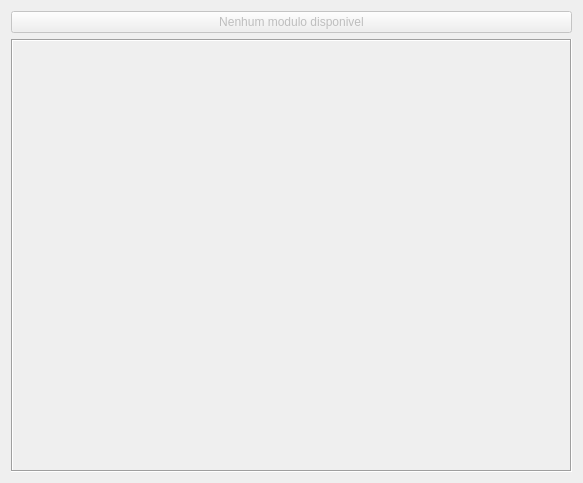
This is mainwindow.ui in ruisebastiao/KPPQtAutomation as Qt 5 draws it before an edit. The edited form follows.
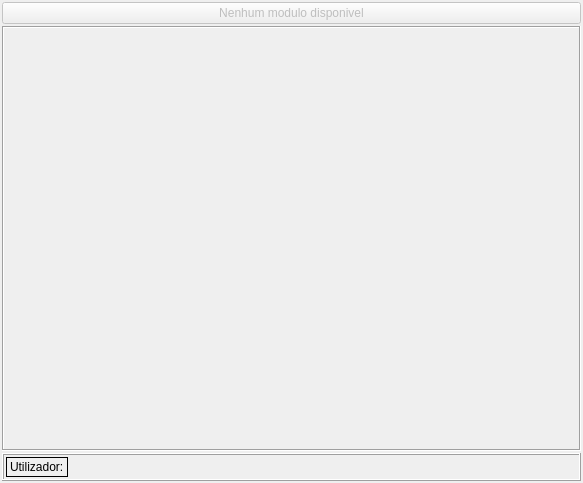
This is the edited form.

What changed in the file:
```diff
--- a/mainwindow.ui
+++ b/mainwindow.ui
@@ -21,6 +21,21 @@
   </property>
   <widget class="QWidget" name="centralWidget">
    <layout class="QVBoxLayout" name="verticalLayout_2">
+    <property name="spacing">
+     <number>2</number>
+    </property>
+    <property name="leftMargin">
+     <number>2</number>
+    </property>
+    <property name="topMargin">
+     <number>2</number>
+    </property>
+    <property name="rightMargin">
+     <number>2</number>
+    </property>
+    <property name="bottomMargin">
+     <number>2</number>
+    </property>
     <item>
      <layout class="QVBoxLayout" name="actionlayout"/>
     </item>
@@ -71,6 +86,68 @@
       </layout>
      </widget>
     </item>
+    <item>
+     <widget class="QFrame" name="frame">
+      <property name="frameShape">
+       <enum>QFrame::Box</enum>
+      </property>
+      <property name="frameShadow">
+       <enum>QFrame::Raised</enum>
+      </property>
+      <layout class="QHBoxLayout" name="horizontalLayout">
+       <property name="spacing">
+        <number>2</number>
+       </property>
+       <property name="leftMargin">
+        <number>2</number>
+       </property>
+       <property name="topMargin">
+        <number>2</number>
+       </property>
+       <property name="rightMargin">
+        <number>2</number>
+       </property>
+       <property name="bottomMargin">
+        <number>2</number>
+       </property>
+       <item>
+        <widget class="QLabel" name="lbl_user">
+         <property name="enabled">
+          <bool>true</bool>
+         </property>
+         <property name="sizePolicy">
+          <sizepolicy hsizetype="Minimum" vsizetype="Preferred">
+           <horstretch>0</horstretch>
+           <verstretch>0</verstretch>
+          </sizepolicy>
+         </property>
+         <property name="frameShape">
+          <enum>QFrame::Panel</enum>
+         </property>
+         <property name="text">
+          <string>Utilizador:</string>
+         </property>
+         <property name="scaledContents">
+          <bool>false</bool>
+         </property>
+        </widget>
+       </item>
+       <item>
+        <spacer name="horizontalSpacer">
+         <property name="orientation">
+          <enum>Qt::Horizontal</enum>
+         </property>
+         <property name="sizeHint" stdset="0">
+          <size>
+           <width>40</width>
+           <height>20</height>
+          </size>
+         </property>
+        </spacer>
+       </item>
+      </layout>
+     </widget>
+    </item>
    </layout>
   </widget>
  </widget>
```
